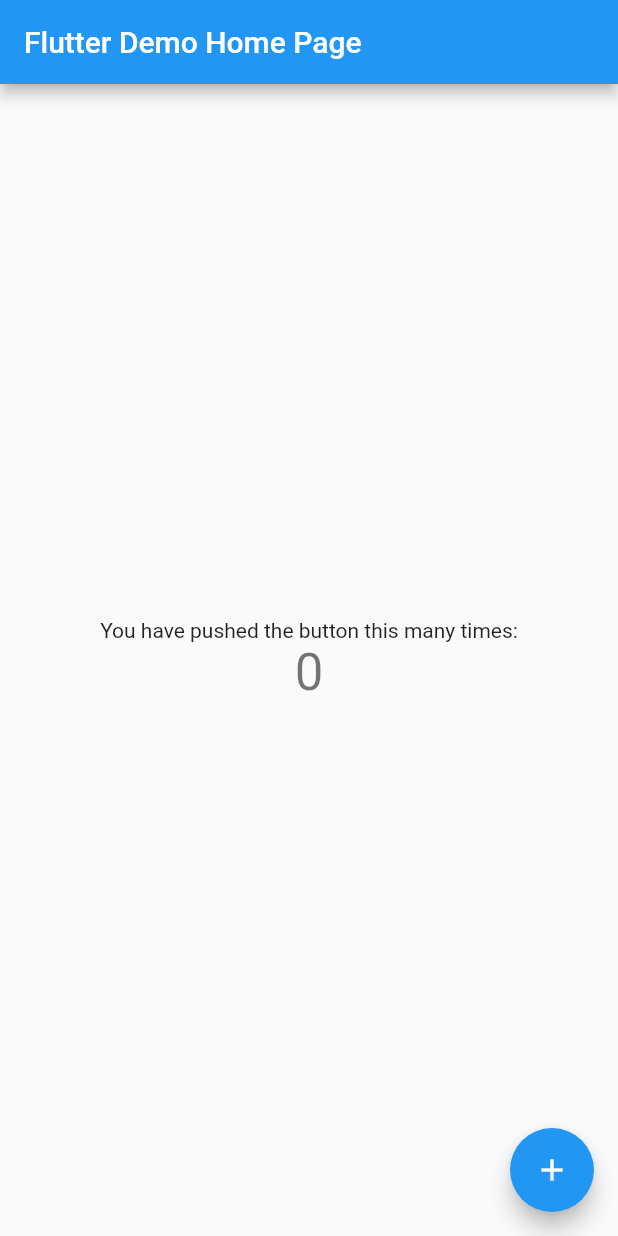
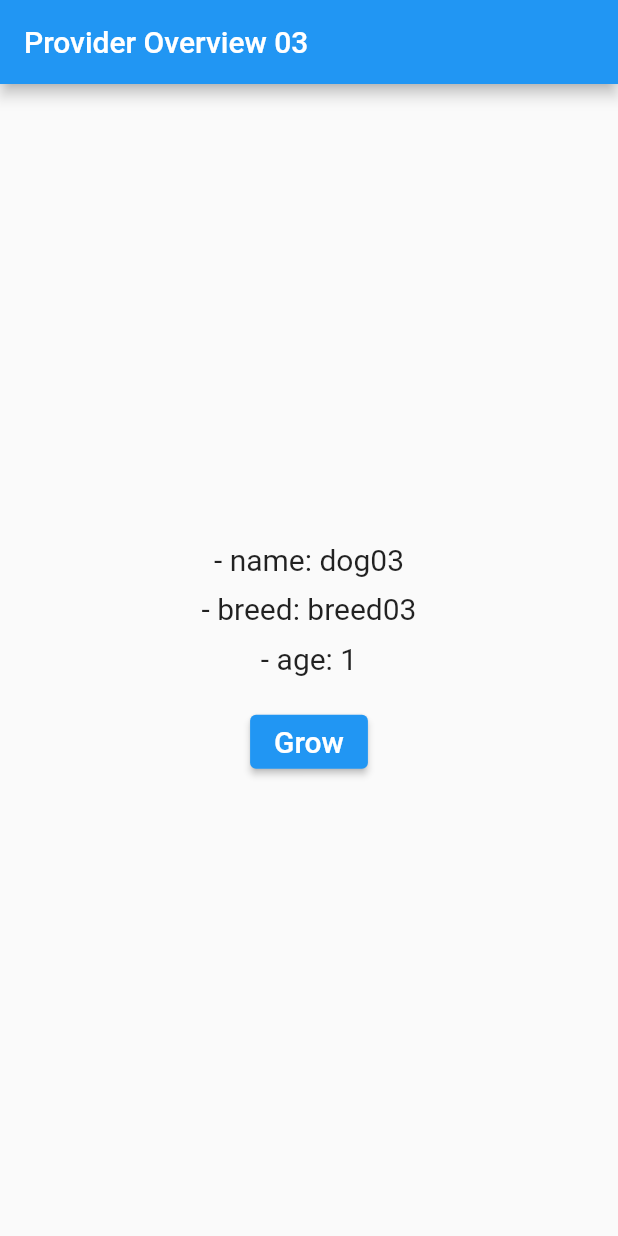
Before and after one commit to jyryuitpro/provider_overview_03, a Flutter app: the screen it shows after launch, on a phone screen of 412 x 824 dp. Run offline on Flutter 3.47's test engine with Material 2 defaults, Android fonts, the phone set to English and light mode, and no system bars.

```diff
--- a/lib/main.dart
+++ b/lib/main.dart
@@ -1,4 +1,6 @@
 import 'package:flutter/material.dart';
+import 'package:provider/provider.dart';
+import 'package:provider_overview_03/models/dog.dart';
 
 void main() {
   runApp(const MyApp());
@@ -11,105 +13,116 @@ class MyApp extends StatelessWidget {
   @override
   Widget build(BuildContext context) {
     return MaterialApp(
-      title: 'Flutter Demo',
+      title: 'Provider Overview 03',
+      debugShowCheckedModeBanner: false,
       theme: ThemeData(
-        // This is the theme of your application.
-        //
-        // Try running your application with "flutter run". You'll see the
-        // application has a blue toolbar. Then, without quitting the app, try
-        // changing the primarySwatch below to Colors.green and then invoke
-        // "hot reload" (press "r" in the console where you ran "flutter run",
-        // or simply save your changes to "hot reload" in a Flutter IDE).
-        // Notice that the counter didn't reset back to zero; the application
-        // is not restarted.
         primarySwatch: Colors.blue,
       ),
-      home: const MyHomePage(title: 'Flutter Demo Home Page'),
+      home: const MyHomePage(),
     );
   }
 }
 
 class MyHomePage extends StatefulWidget {
-  const MyHomePage({Key? key, required this.title}) : super(key: key);
-
-  // This widget is the home page of your application. It is stateful, meaning
-  // that it has a State object (defined below) that contains fields that affect
-  // how it looks.
-
-  // This class is the configuration for the state. It holds the values (in this
-  // case the title) provided by the parent (in this case the App widget) and
-  // used by the build method of the State. Fields in a Widget subclass are
-  // always marked "final".
-
-  final String title;
+  const MyHomePage({Key? key}) : super(key: key);
 
   @override
   State<MyHomePage> createState() => _MyHomePageState();
 }
 
 class _MyHomePageState extends State<MyHomePage> {
-  int _counter = 0;
+  final dog = Dog(name: 'dog03', breed: 'breed03');
 
-  void _incrementCounter() {
-    setState(() {
-      // This call to setState tells the Flutter framework that something has
-      // changed in this State, which causes it to rerun the build method below
-      // so that the display can reflect the updated values. If we changed
-      // _counter without calling setState(), then the build method would not be
-      // called again, and so nothing would appear to happen.
-      _counter++;
-    });
+  @override
+  void initState() {
+    super.initState();
+    dog.addListener(dogListener);
+  }
+
+  void dogListener() {
+    print('age listner: ${dog.age}');
+  }
+
+  @override
+  void dispose() {
+    dog.removeListener(dogListener);
+    super.dispose();
   }
 
   @override
   Widget build(BuildContext context) {
-    // This method is rerun every time setState is called, for instance as done
-    // by the _incrementCounter method above.
-    //
-    // The Flutter framework has been optimized to make rerunning build methods
-    // fast, so that you can just rebuild anything that needs updating rather
-    // than having to individually change instances of widgets.
     return Scaffold(
       appBar: AppBar(
-        // Here we take the value from the MyHomePage object that was created by
-        // the App.build method, and use it to set our appbar title.
-        title: Text(widget.title),
+        title: Text('Provider Overview 03'),
       ),
       body: Center(
-        // Center is a layout widget. It takes a single child and positions it
-        // in the middle of the parent.
         child: Column(
-          // Column is also a layout widget. It takes a list of children and
-          // arranges them vertically. By default, it sizes itself to fit its
-          // children horizontally, and tries to be as tall as its parent.
-          //
-          // Invoke "debug painting" (press "p" in the console, choose the
-          // "Toggle Debug Paint" action from the Flutter Inspector in Android
-          // Studio, or the "Toggle Debug Paint" command in Visual Studio Code)
-          // to see the wireframe for each widget.
-          //
-          // Column has various properties to control how it sizes itself and
-          // how it positions its children. Here we use mainAxisAlignment to
-          // center the children vertically; the main axis here is the vertical
-          // axis because Columns are vertical (the cross axis would be
-          // horizontal).
           mainAxisAlignment: MainAxisAlignment.center,
-          children: <Widget>[
-            const Text(
-              'You have pushed the button this many times:',
+          mainAxisSize: MainAxisSize.min,
+          children: [
+            Text(
+              '- name: ${dog.name}',
+              style: TextStyle(fontSize: 20.0),
             ),
-            Text(
-              '$_counter',
-              style: Theme.of(context).textTheme.headline4,
+            SizedBox(
+              height: 10.0,
             ),
+            BreedAndAge(dog: dog),
           ],
         ),
       ),
-      floatingActionButton: FloatingActionButton(
-        onPressed: _incrementCounter,
-        tooltip: 'Increment',
-        child: const Icon(Icons.add),
-      ), // This trailing comma makes auto-formatting nicer for build methods.
     );
   }
 }
+
+class BreedAndAge extends StatelessWidget {
+  final Dog dog;
+
+  const BreedAndAge({Key? key, required this.dog}) : super(key: key);
+
+  @override
+  Widget build(BuildContext context) {
+    return Column(
+      children: [
+        Text(
+          '- breed: ${dog.breed}',
+          style: TextStyle(fontSize: 20.0),
+        ),
+        SizedBox(
+          height: 10.0,
+        ),
+        Age(dog: dog),
+      ],
+    );
+  }
+}
+
+class Age extends StatelessWidget {
+  final Dog dog;
+
+  const Age({Key? key, required this.dog}) : super(key: key);
+
+  @override
+  Widget build(BuildContext context) {
+    return Column(
+      children: [
+        Text(
+          '- age: ${dog.age}',
+          style: TextStyle(fontSize: 20.0),
+        ),
+        SizedBox(
+          height: 20.0,
+        ),
+        ElevatedButton(
+          onPressed: () => dog.grow(),
+          child: Text(
+            'Grow',
+            style: TextStyle(
+              fontSize: 20.0,
+            ),
+          ),
+        ),
+      ],
+    );
+  }
+}
--- /dev/null
+++ b/lib/models/dog.dart
@@ -0,0 +1,19 @@
+import 'package:flutter/material.dart';
+
+class Dog with ChangeNotifier{
+  final String name;
+  final String breed;
+  int age;
+
+  Dog({
+    required this.name,
+    required this.breed,
+    this.age = 1,
+  });
+
+  void grow() {
+    age++;
+    notifyListeners();
+    print('age: $age');
+  }
+}
--- a/pubspec.yaml
+++ b/pubspec.yaml
@@ -34,6 +34,7 @@ dependencies:
   # The following adds the Cupertino Icons font to your application.
   # Use with the CupertinoIcons class for iOS style icons.
   cupertino_icons: ^1.0.2
+  provider: ^6.0.1
 
 dev_dependencies:
   flutter_test:
```
Also changed, not shown: pubspec.lock.
